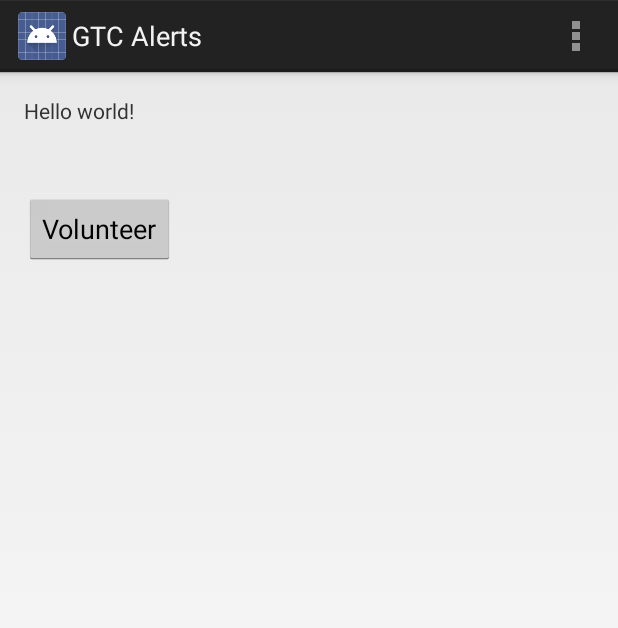
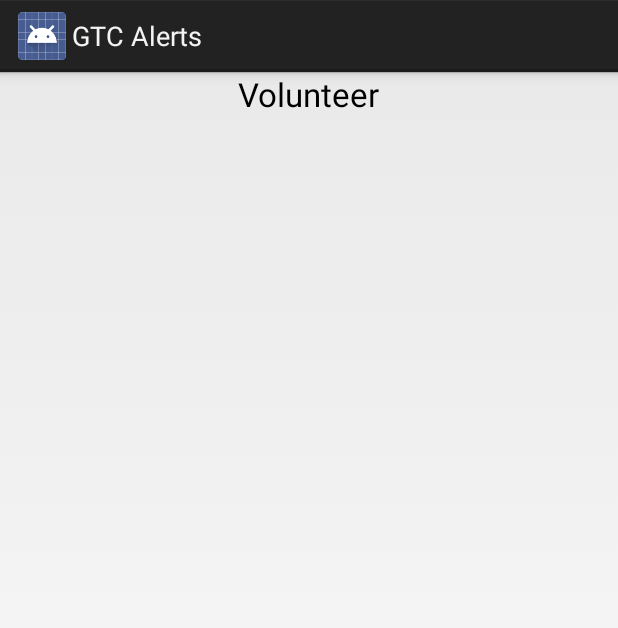
Before and after one commit to hackforwesternmass/gtcalerts, an Android app: the screen it shows after launch (MainActivity before the commit, VolunteerActivity after it), after a tap on "Volunteer", on a phone screen of 412 x 824 dp. Shown: the top 628 px of the screen. Run offline under Robolectric (Android 15) with nearby library versions, the phone set to English and light mode, and no system bars.

Commit message:
Android app is correctly calling volunteer activity

```diff
--- a/android/GTCAlerts/app/src/main/AndroidManifest.xml
+++ b/android/GTCAlerts/app/src/main/AndroidManifest.xml
@@ -16,6 +16,10 @@
                 <category android:name="android.intent.category.LAUNCHER" />
             </intent-filter>
         </activity>
+
+        <activity
+            android:name=".VolunteerActivity"
+            android:label="@string/app_name" />
     </application>
 
 </manifest>
--- a/android/GTCAlerts/app/src/main/java/com/example/daniel/gtcalerts/VolunteerActivity.java
+++ b/android/GTCAlerts/app/src/main/java/com/example/daniel/gtcalerts/VolunteerActivity.java
@@ -1,9 +1,21 @@
 package com.example.daniel.gtcalerts;
+
+import android.app.Activity;
+import android.os.Bundle;
+import android.view.Menu;
+import android.view.MenuItem;
+import android.view.View;
+import android.widget.Button;
+import android.content.Intent;
 
 /**
  * Created by daniel on 6/6/15.
  */
-public class VolunteerActivity {
-
+public class VolunteerActivity extends Activity {
+    @Override
+    protected void onCreate(Bundle savedInstanceState) {
+        super.onCreate(savedInstanceState);
+        setContentView(R.layout.activity_volunteer);
+    }
 
 }
--- a/android/GTCAlerts/app/src/main/res/layout/activity_volunteer.xml
+++ b/android/GTCAlerts/app/src/main/res/layout/activity_volunteer.xml
@@ -3,4 +3,11 @@
     android:orientation="vertical" android:layout_width="match_parent"
     android:layout_height="match_parent">
 
+    <TextView
+        android:layout_width="wrap_content"
+        android:layout_height="wrap_content"
+        android:textAppearance="?android:attr/textAppearanceLarge"
+        android:text="Volunteer"
+        android:id="@+id/textView2"
+        android:layout_gravity="center_horizontal" />
 </LinearLayout>
```
